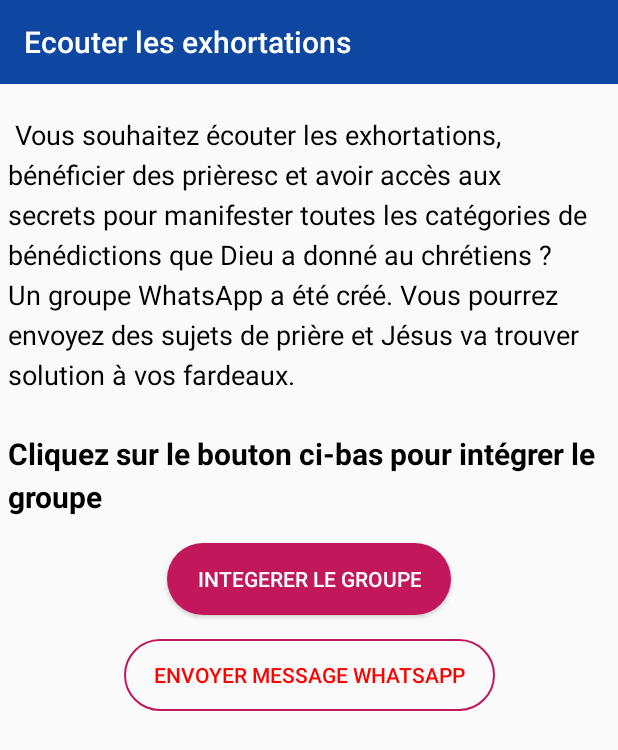
After one commit to essowe-agnek/lecture-bible-android, an Android app: the ExhortationActivity screen opened directly, with no data from a screen before it, on a phone screen of 412 x 824 dp. The commit adds this screen. Shown: the top 750 px of the screen. Run offline under Robolectric (Android 15) with nearby library versions, the phone set to English and light mode, and no system bars.

Commit message:
update pour permeetre aux gens d'intégrer le groupe whatsapp

```diff
--- a/app/build.gradle
+++ b/app/build.gradle
@@ -7,8 +7,8 @@ android {
         applicationId "com.bss.bibleunan"
         minSdkVersion 16
         targetSdkVersion 29
-        versionCode 7
-        versionName "5.1"
+        versionCode 8
+        versionName "8"
         multiDexEnabled true
         testInstrumentationRunner "androidx.test.runner.AndroidJUnitRunner"
         vectorDrawables.useSupportLibrary = true
--- a/app/src/main/AndroidManifest.xml
+++ b/app/src/main/AndroidManifest.xml
@@ -1,6 +1,14 @@
 <?xml version="1.0" encoding="utf-8"?>
 <manifest xmlns:android="http://schemas.android.com/apk/res/android"
     package="com.agnekdev.bibleunan">
+
+    <uses-permission
+        android:name="android.permission.READ_EXTERNAL_STORAGE"
+        android:maxSdkVersion="28" />
+    <uses-permission android:name="android.permission.ACCESS_NETWORK_STATE" />
+    <uses-permission
+        android:name="android.permission.WRITE_EXTERNAL_STORAGE"
+        android:maxSdkVersion="28" />
 
     <application
         android:allowBackup="true"
@@ -9,7 +17,8 @@
         android:roundIcon="@mipmap/ic_launcher_round"
         android:supportsRtl="true"
         android:theme="@style/AppTheme">
-        <activity android:name=".ListeExhortationsActivity"></activity>
+        <activity android:name=".ExhortationActivity"></activity>
+        <activity android:name=".ListeExhortationsActivity" />
         <activity android:name=".DonsActivity" />
         <activity android:name=".AboutActivity" />
         <activity android:name=".AudioActivity" /> <!-- les activités -->
@@ -40,13 +49,5 @@
                 android:resource="@xml/provider_path" />
         </provider>
     </application>
-    <uses-permission
-        android:name="android.permission.READ_EXTERNAL_STORAGE"
-        android:maxSdkVersion="28" />
-    <uses-permission android:name="android.permission.ACCESS_NETWORK_STATE" />
-
-    <uses-permission
-        android:name="android.permission.WRITE_EXTERNAL_STORAGE"
-        android:maxSdkVersion="28" />
 
 </manifest>
--- /dev/null
+++ b/app/src/main/java/com/agnekdev/bibleunan/ExhortationActivity.java
@@ -0,0 +1,62 @@
+package com.agnekdev.bibleunan;
+
+import androidx.appcompat.app.AppCompatActivity;
+import androidx.appcompat.widget.Toolbar;
+
+import android.content.Intent;
+import android.content.pm.PackageInfo;
+import android.content.pm.PackageManager;
+import android.net.Uri;
+import android.os.Bundle;
+import android.view.View;
+import android.widget.Button;
+import android.widget.Toast;
+
+public class ExhortationActivity extends AppCompatActivity {
+    Toolbar toolbar;
+    Button btnIntegrer;
+    Button btnSendMsg;
+
+    @Override
+    protected void onCreate(Bundle savedInstanceState) {
+        super.onCreate(savedInstanceState);
+        setContentView(R.layout.activity_exhortation);
+
+        toolbar = findViewById(R.id.exhortation_appbar);
+        btnIntegrer = findViewById(R.id.btn_integrer_groupe);
+        btnSendMsg = findViewById(R.id.btn_send_msg);
+        setSupportActionBar(toolbar);
+        getSupportActionBar().setTitle("Ecouter les exhortations");
+
+        btnIntegrer.setOnClickListener(new View.OnClickListener() {
+            @Override
+            public void onClick(View v) {
+                String url = "https://chat.whatsapp.com/ENf2YRVXISGBbLWqPuQ4AA";
+                Intent i = new Intent(Intent.ACTION_VIEW);
+                i.setData(Uri.parse(url));
+                startActivity(i);
+
+            }
+        });
+
+        btnSendMsg.setOnClickListener(new View.OnClickListener() {
+            @Override
+            public void onClick(View v) {
+
+                PackageManager pm=getPackageManager();
+                try {
+
+                    String url = "https://api.whatsapp.com/send/?phone=22899751567";
+                    Intent i = new Intent(Intent.ACTION_VIEW);
+                    i.setData(Uri.parse(url));
+                    startActivity(i);
+
+                } catch (Exception e) {
+                    Toast.makeText(ExhortationActivity.this, "Problème survenu. Veuillez contacter le concepteur de l'application", Toast.LENGTH_SHORT).show();
+                }
+            }
+
+
+        });
+    }
+}
--- a/app/src/main/java/com/agnekdev/bibleunan/MainActivity.java
+++ b/app/src/main/java/com/agnekdev/bibleunan/MainActivity.java
@@ -200,8 +200,7 @@ public class MainActivity extends AppCompatActivity implements NavigationView.On
         llExhortationMatin.setOnClickListener(new View.OnClickListener() {
             @Override
             public void onClick(View view) {
-                Intent intent = new Intent(MainActivity.this,AudioActivity.class);
-                intent.putExtra("origine","today");
+                Intent intent = new Intent(MainActivity.this,ExhortationActivity.class);
                 startActivity(intent);
             }
         });
@@ -209,7 +208,8 @@ public class MainActivity extends AppCompatActivity implements NavigationView.On
         llExhortationSoir.setOnClickListener(new View.OnClickListener() {
             @Override
             public void onClick(View view) {
-                Toast.makeText(MainActivity.this,"Pas encore disponible",Toast.LENGTH_LONG).show();
+                Intent intent = new Intent(MainActivity.this,ExhortationActivity.class);
+                startActivity(intent);
             }
         });
 
--- a/app/src/main/res/layout/activity_audio.xml
+++ b/app/src/main/res/layout/activity_audio.xml
@@ -98,7 +98,7 @@
         android:layout_height="wrap_content"
         android:layout_marginTop="8dp"
         android:background="@drawable/button_bible_border"
-        android:text="VOIR TOUTES LES EXHORTATIONS"
+        android:text="INTEGRER LE GROUPE DES EXHORTATIONS "
         android:textColor="@android:color/white"
         app:layout_constraintEnd_toEndOf="parent"
         app:layout_constraintStart_toStartOf="parent"
--- /dev/null
+++ b/app/src/main/res/layout/activity_exhortation.xml
@@ -0,0 +1,78 @@
+<?xml version="1.0" encoding="utf-8"?>
+<androidx.constraintlayout.widget.ConstraintLayout xmlns:android="http://schemas.android.com/apk/res/android"
+    xmlns:app="http://schemas.android.com/apk/res-auto"
+    xmlns:tools="http://schemas.android.com/tools"
+    android:layout_width="match_parent"
+    android:layout_height="match_parent"
+    tools:context=".ExhortationActivity">
+
+    <include
+        android:id="@+id/exhortation_appbar"
+        layout="@layout/app_bar"
+        app:layout_constraintEnd_toEndOf="parent"
+        app:layout_constraintHorizontal_bias="0.0"
+        app:layout_constraintStart_toStartOf="parent"
+        app:layout_constraintTop_toTopOf="parent" />
+
+    <TextView
+        android:id="@+id/textView9"
+        android:layout_width="wrap_content"
+        android:layout_height="wrap_content"
+        android:layout_marginStart="16dp"
+        android:layout_marginLeft="16dp"
+        android:layout_marginTop="16dp"
+        android:layout_marginEnd="16dp"
+        android:layout_marginRight="16dp"
+        android:lineSpacingExtra="5sp"
+        android:padding="5dp"
+        android:text="@string/groupe_wap"
+        android:textColor="#000"
+        android:textSize="18sp"
+        app:layout_constraintEnd_toEndOf="parent"
+        app:layout_constraintStart_toStartOf="parent"
+        app:layout_constraintTop_toBottomOf="@+id/exhortation_appbar" />
+
+    <TextView
+        android:id="@+id/textView10"
+        android:layout_width="wrap_content"
+        android:layout_height="wrap_content"
+        android:layout_marginTop="16dp"
+        android:lineSpacingExtra="5sp"
+        android:padding="5dp"
+        android:text="Cliquez sur le bouton ci-bas pour intégrer le groupe"
+        android:textColor="#000"
+        android:textSize="20sp"
+        android:textStyle="bold"
+        app:layout_constraintEnd_toEndOf="parent"
+        app:layout_constraintStart_toStartOf="parent"
+        app:layout_constraintTop_toBottomOf="@+id/textView9" />
+
+    <Button
+        android:id="@+id/btn_integrer_groupe"
+        android:layout_width="wrap_content"
+        android:layout_height="wrap_content"
+        android:layout_marginStart="16dp"
+        android:layout_marginLeft="16dp"
+        android:layout_marginTop="12dp"
+        android:layout_marginEnd="16dp"
+        android:layout_marginRight="16dp"
+        android:background="@drawable/button_bible_border"
+        android:text="INTEGERER LE GROUPE"
+        android:textColor="@android:color/white"
+        app:layout_constraintEnd_toEndOf="parent"
+        app:layout_constraintStart_toStartOf="parent"
+        app:layout_constraintTop_toBottomOf="@+id/textView10" />
+
+    <Button
+        android:id="@+id/btn_send_msg"
+        android:layout_width="wrap_content"
+        android:layout_height="wrap_content"
+        android:layout_marginTop="16dp"
+        android:background="@drawable/button_border"
+        android:text="Envoyer message Whatsapp"
+        android:textColor="#FF0000"
+        app:layout_constraintEnd_toEndOf="parent"
+        app:layout_constraintStart_toStartOf="parent"
+        app:layout_constraintTop_toBottomOf="@+id/btn_integrer_groupe" />
+
+</androidx.constraintlayout.widget.ConstraintLayout>
--- a/app/src/main/res/layout/activity_main.xml
+++ b/app/src/main/res/layout/activity_main.xml
@@ -288,9 +288,9 @@
             android:layout_width="0dp"
             android:layout_height="wrap_content"
             android:layout_marginTop="8dp"
-            android:background="@drawable/button_border"
+            android:background="@drawable/button_bible_border"
             android:text="faire un don"
-            android:textColor="#FF0000"
+            android:textColor="#FFF"
             android:textStyle="bold"
             app:layout_constraintEnd_toEndOf="@+id/cardView6"
             app:layout_constraintHorizontal_bias="0.0"
--- a/app/src/main/res/values/strings.xml
+++ b/app/src/main/res/values/strings.xml
@@ -71,4 +71,13 @@
         <item>Décembre</item>
     </string-array>
 
+    <string name="groupe_wap">
+        Vous souhaitez
+            <p>écouter les exhortations,</p>
+            <p>bénéficier des prièresc
+            <p>et avoir accès aux secrets pour manifester toutes les catégories de bénédictions que Dieu a donné au chrétiens ?</p>
+            Un groupe WhatsApp a été créé. Vous pourrez envoyez des sujets de prière et Jésus va trouver solution à vos fardeaux.</p>
+
+    </string>
+
 </resources>
```
Also changed, not shown: build.gradle (line endings or trailing spaces).
